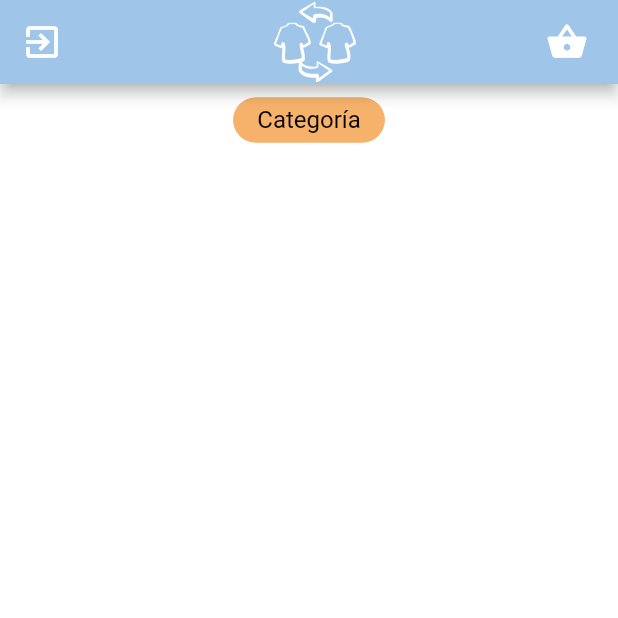
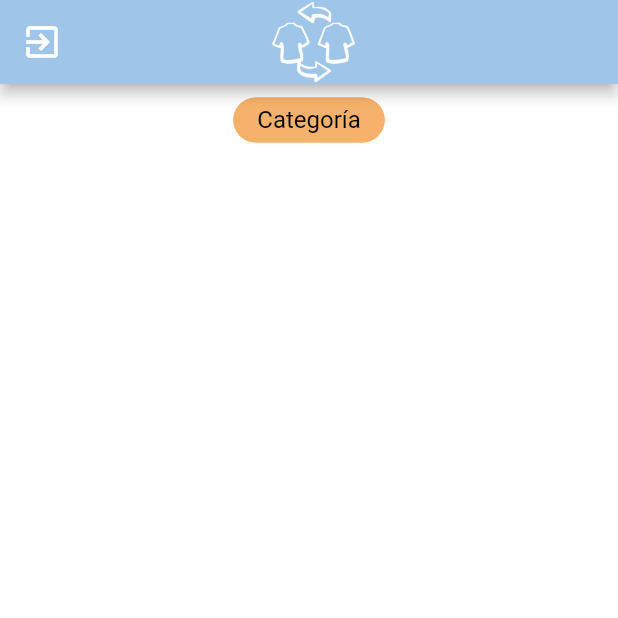
Before and after one commit to NestorJavier/proyecto-ubicua, a Flutter app: the MainScreen screen opened directly, on a phone screen of 412 x 824 dp, the top half of it. Run offline on Flutter 3.47's test engine with Material 2 defaults, Android fonts, the phone set to English and light mode, and no system bars; our stand-ins replace cloud_firestore, firebase_auth, firebase_storage, image_picker, sqflite; missing offline and left inert: grouped_buttons; accounts and stored records are empty.

Commit message:
cambios generales

```diff
--- a/lib/Principal.dart
+++ b/lib/Principal.dart
@@ -3,6 +3,7 @@ import 'package:flutter/material.dart';
 import 'package:cloud_firestore/cloud_firestore.dart';
 import 'detalleProducto.dart';
 import 'Categorias.dart';
+import 'DBHelper.dart';
 
 class PrincipalScreen extends StatefulWidget{
   PrincipalScreen({Key key}) : super(key: key);
@@ -13,8 +14,10 @@ class PrincipalScreen extends StatefulWidget{
 
 class _PrincipalScreenState extends State<PrincipalScreen>{
   final databaseReference = Firestore.instance;
+  var dbHelper = DBHelper();
 
   String category = '';
+  String personUID = '';
 
   TextStyle getTextStyle() {
     return new TextStyle(fontWeight: FontWeight.w400, fontSize: 16.0, color: Colors.black);
@@ -22,7 +25,9 @@ class _PrincipalScreenState extends State<PrincipalScreen>{
 
   @override
   Widget build(BuildContext context) {
-
+    dbHelper.getPersonUID().then((res) {
+      personUID = res;
+    });
     return SingleChildScrollView(
       child: Column(
         children: <Widget>[
@@ -71,16 +76,22 @@ class _PrincipalScreenState extends State<PrincipalScreen>{
                 Center(child: CircularProgressIndicator( backgroundColor:Color(0xff9FC5E8), strokeWidth: 4));
             }
             else{
+              var products = [];
+              for (var i = 0; i < snapshot.data.documents.length; i++) {
+                if(snapshot.data.documents[i].data["personaUID"] != personUID) {
+                  products.add(snapshot.data.documents[i]);
+                }
+              }
               return SizedBox(
                 height: MediaQuery.of(context).size.height-195,
                 child: Padding(
                   padding: EdgeInsets.only(left: 10.0, right: 10.0),
                   child: GridView.builder(
-                      itemCount: snapshot.data.documents.length,
+                      itemCount: products.length,
                       gridDelegate: SliverGridDelegateWithFixedCrossAxisCount(crossAxisCount: 2,
                         crossAxisSpacing: 10.0, mainAxisSpacing: 15.0),
                       itemBuilder: (context, index){
-                        return SingleProduct(snapshot.data.documents[index]);
+                          return SingleProduct(products[index]);
                       }
                   )
                 ),
@@ -103,16 +114,22 @@ class _PrincipalScreenState extends State<PrincipalScreen>{
               );
             }
             else{
+              var products = [];
+              for (var i = 0; i < snapshot.data.documents.length; i++) {
+                if(snapshot.data.documents[i].data["personaUID"] != personUID) {
+                  products.add(snapshot.data.documents[i]);
+                }
+              }
               return SizedBox(
                 height: MediaQuery.of(context).size.height-195,
                 child: Padding(
                     padding: EdgeInsets.only(left: 10.0, right: 10.0),
                     child: GridView.builder(
-                        itemCount: snapshot.data.documents.length,
+                        itemCount: products.length,
                         gridDelegate: SliverGridDelegateWithFixedCrossAxisCount(crossAxisCount: 2,
                             crossAxisSpacing: 10.0, mainAxisSpacing: 15.0),
                         itemBuilder: (context, index){
-                          return SingleProduct(snapshot.data.documents[index]);
+                          return SingleProduct(products[index]);
                         }
                     )
                 ),
--- a/lib/main.dart
+++ b/lib/main.dart
@@ -500,18 +500,7 @@ class _MainScreenState extends State<MainScreen> {
         ),
         actions: <Widget>[
           Padding(
-              padding: EdgeInsets.only(right: 20.0),
-              child: GestureDetector(
-                onTap: () {
-                  Navigator.push(context,
-                      MaterialPageRoute(builder: (context) => CartScreen()));
-                },
-                child: Icon(
-                  Icons.shopping_basket,
-                  color: Colors.white,
-                  size: 28,
-                ),
-              )),
+              padding: EdgeInsets.only(right: 50.0)),
         ],
       ),
       bottomNavigationBar: Theme(
--- a/lib/productos.dart
+++ b/lib/productos.dart
@@ -89,7 +89,7 @@ class SingleProduct extends StatelessWidget {
 
   SingleProduct(this.product);
   TextStyle descricionStyle() {
-    return new TextStyle(fontSize: 13.0, height: 1.3);
+    return new TextStyle(fontSize: 10.5);
   }
 
   TextStyle nombreStyle() {
```
Also changed, not shown: lib/ModPerfil.dart (+0 -7 lines).
